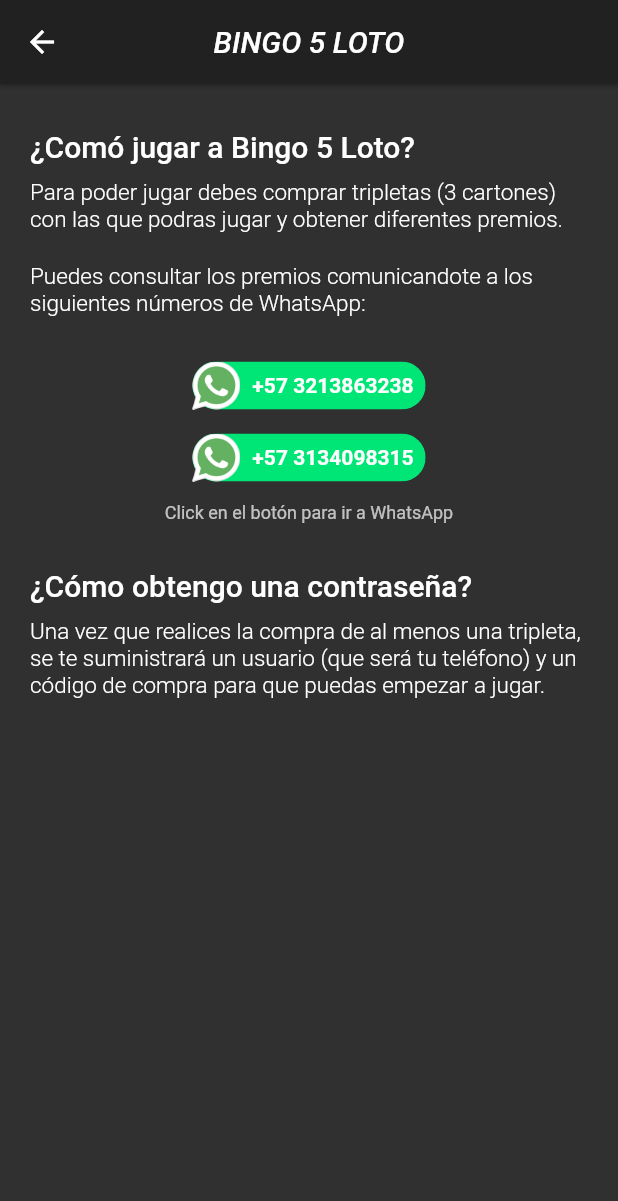
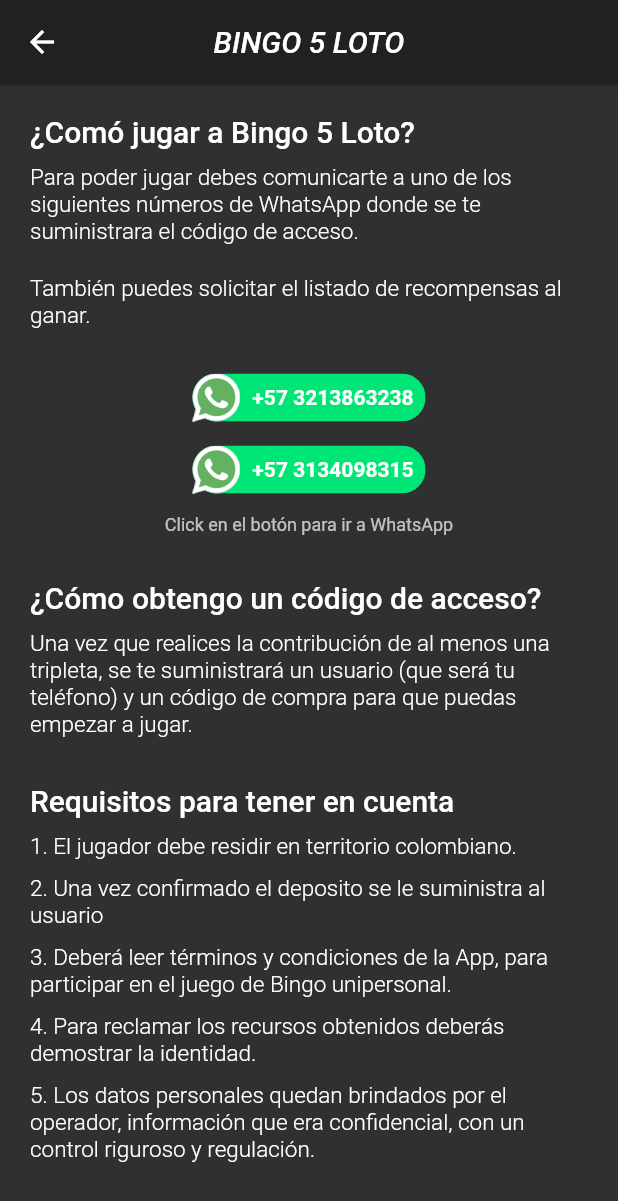
Before and after one commit to ShamirDuran/bingo5loto-app, a Flutter app: the ComoJugarPage screen opened by its route, on a phone screen of 412 x 824 dp. Shown: the top 1201 px of the screen. Run offline on Flutter 3.47's test engine with Material 2 defaults, Android fonts, the light colour scheme and no system bars; our stand-ins replace flutter_svg; missing offline and left inert: clippy_flutter, flutter_open_whatsapp.

Commit message:
cambios terminos condiciones

```diff
--- a/lib/pages/como_jugar_page.dart
+++ b/lib/pages/como_jugar_page.dart
@@ -19,17 +19,17 @@ class ComoJugarPage extends StatelessWidget {
         elevation: 1,
       ),
       body: Container(
-        padding: EdgeInsets.all(20.0),
+        padding: EdgeInsets.symmetric(horizontal: 20.0),
         child: ListView(
           children: [
-            SizedBox(height: 10.0),
+            SizedBox(height: 20.0),
             titleText(context, '¿Comó jugar a Bingo 5 Loto?'),
             SizedBox(height: 10.0),
             bodyText(
-                "Para poder jugar debes comprar tripletas (3 cartones) con las que podras jugar y obtener diferentes premios."),
+                "Para poder jugar debes comunicarte a uno de los siguientes números de WhatsApp donde se te suministrara el código de acceso. "),
             SizedBox(height: 20.0),
             bodyText(
-                "Puedes consultar los premios comunicandote a los siguientes números de WhatsApp:"),
+                "También puedes solicitar el listado de recompensas al ganar."),
             SizedBox(height: 10.0),
             Column(
               children: [
@@ -42,10 +42,30 @@ class ComoJugarPage extends StatelessWidget {
               ],
             ),
             SizedBox(height: 30.0),
-            titleText(context, "¿Cómo obtengo una contraseña?"),
+            titleText(context, "¿Cómo obtengo un código de acceso?"),
             SizedBox(height: 10.0),
             bodyText(
-                "Una vez que realices la compra de al menos una tripleta, se te suministrará un usuario (que será tu teléfono) y un código de compra para que puedas empezar a jugar.")
+                "Una vez que realices la contribución de al menos una tripleta, se te suministrará un usuario (que será tu teléfono) y un código de compra para que puedas empezar a jugar."),
+            SizedBox(height: 30.0),
+            /**
+             * requisitos
+             */
+            titleText(context, "Requisitos para tener en cuenta"),
+            SizedBox(height: 10.0),
+            bodyText("1. El jugador debe residir en territorio colombiano."),
+            SizedBox(height: 10.0),
+            bodyText(
+                "2. Una vez confirmado el deposito se le suministra al usuario"),
+            SizedBox(height: 10.0),
+            bodyText(
+                "3. Deberá leer términos y condiciones de la App, para participar en el juego de Bingo unipersonal."),
+            SizedBox(height: 10.0),
+            bodyText(
+                "4. Para reclamar los recursos obtenidos deberás demostrar la identidad."),
+            SizedBox(height: 10.0),
+            bodyText(
+                "5.	Los datos personales quedan brindados por el operador, información que era confidencial, con un control riguroso y regulación."),
+            SizedBox(height: 30.0),
           ],
         ),
       ),
--- a/lib/pages/terminos_condiciones_page.dart
+++ b/lib/pages/terminos_condiciones_page.dart
@@ -59,7 +59,9 @@ class TerminosCondicionesPage extends StatelessWidget {
           textItem(
               "13. Aplicamos politica de protección de datos a la información digitada por el jugador."),
           textItem(
-              "14. Le respondemos en un plazo de 24 a 72 horas sus inquietudes al correo electrónico bingo5loto2021@gmail.com")
+              "14. Le respondemos en un plazo de 24 a 72 horas sus inquietudes al correo electrónico bingo5loto2021@gmail.com"),
+          textItem(
+              "15. La empresa asume a su cargo y riesgo el de los beneficios obtenidos por el jugador que salga beneficiado con el bingo, independientemente de su beneficio obtenido."),
         ],
       ),
     );
```
